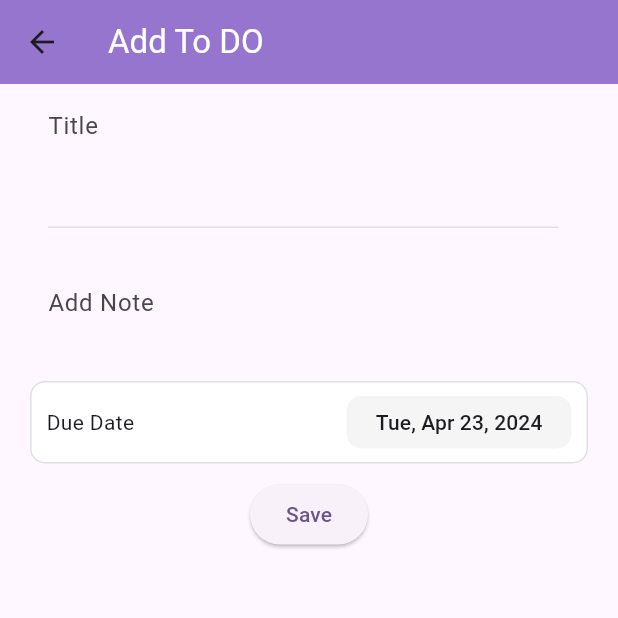
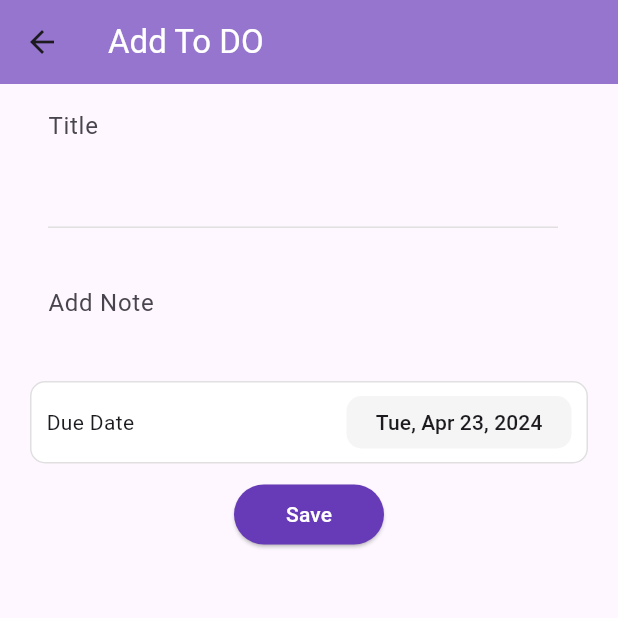
Before and after one commit to ahtsaa29/reorderable_todo, a Flutter app: the screen it shows after launch, after a tap on the "add" icon, on a phone screen of 412 x 824 dp, the top half of it. Run offline on Flutter 3.47's test engine with Material 3 defaults, Android fonts, the phone set to English and light mode, and no system bars; our stand-ins replace hive, hive_flutter, lottie; missing offline and left inert: animated_reorderable_list, xid; accounts and stored records are empty.

Commit message:
final input

```diff
--- /dev/null
+++ b/lib/constants/app_color.dart
@@ -0,0 +1,3 @@
+class AppColor {
+  // Color appbarColor;
+}
--- a/lib/data_store/data_store.dart
+++ b/lib/data_store/data_store.dart
@@ -1,4 +1,3 @@
-import 'dart:developer';
 import 'package:flutter/material.dart';
 import 'package:hive/hive.dart';
 import 'package:orderable_todo/data_store/hive_store.dart';
@@ -17,6 +16,5 @@ class DataStore {
 
   void addItem(TodoModel item) {
     itemsNotifier.value = [...items, item];
-    log(itemsNotifier.value.length.toString());
   }
 }
--- a/lib/main.dart
+++ b/lib/main.dart
@@ -1,12 +1,11 @@
-// ignore_for_file: overridden_fields, annotate_overrides
-
-import 'dart:developer';
+// ignore_for_file: overridden_fields
 
 import 'package:flutter/material.dart';
 import 'package:hive_flutter/hive_flutter.dart';
 import 'package:orderable_todo/data_store/data_store.dart';
 import 'package:orderable_todo/data_store/hive_store.dart';
 import 'package:orderable_todo/models/todo_model.dart';
+import 'package:orderable_todo/provider/theme_provider.dart';
 import 'package:orderable_todo/provider/todo_provider.dart';
 import 'package:orderable_todo/views/pages/main_page.dart';
 import 'package:provider/provider.dart';
@@ -14,9 +13,8 @@ import 'package:provider/provider.dart';
 void main() async {
   await Hive.initFlutter();
   Hive.registerAdapter<TodoModel>(TodoAdapter());
-  Box<TodoModel> box = await Hive.openBox<TodoModel>(HiveDataStore.boxName);
+  await Hive.openBox<TodoModel>(HiveDataStore.boxName);
   await Hive.openBox('settings');
-  log(box.toString());
   DataStore().getItems();
   runApp(BaseWidget(child: const MyApp()));
 }
@@ -26,8 +24,11 @@ class MyApp extends StatelessWidget {
 
   @override
   Widget build(BuildContext context) {
-    return ChangeNotifierProvider(
-      create: ((context) => TodoProvider()),
+    return MultiProvider(
+      providers: [
+        ChangeNotifierProvider(create: (_) => TodoProvider()),
+        ChangeNotifierProvider(create: (_) => ThemeProvider()),
+      ],
       child: ValueListenableBuilder(
           valueListenable: Hive.box('settings').listenable(),
           builder: (context, box, child) {
@@ -52,6 +53,7 @@ class MyApp extends StatelessWidget {
 class BaseWidget extends InheritedWidget {
   BaseWidget({super.key, required this.child}) : super(child: child);
   final HiveDataStore dataStore = HiveDataStore();
+  @override
   final Widget child;
 
   static BaseWidget of(BuildContext context) {
--- /dev/null
+++ b/lib/provider/theme_provider.dart
@@ -0,0 +1,15 @@
+import 'package:flutter/material.dart';
+
+class ThemeProvider extends ChangeNotifier {
+  ThemeData _theme = ThemeData.light();
+  ThemeData get theme => _theme;
+  void toggleTheme() {
+    final isDark = _theme == ThemeData.dark();
+    if (isDark) {
+      _theme = ThemeData.dark();
+    } else {
+      _theme = ThemeData.light();
+    }
+    notifyListeners();
+  }
+}
--- a/lib/provider/todo_provider.dart
+++ b/lib/provider/todo_provider.dart
@@ -5,13 +5,10 @@ import 'package:orderable_todo/models/status.dart';
 import 'package:orderable_todo/models/todo_model.dart';
 
 class TodoProvider with ChangeNotifier {
-  // Initialize an empty list of tasks
   final List<TodoModel> _todos = [];
 
-  // Get all the tasks as an UnmodifiableListView
   UnmodifiableListView<TodoModel> get allTasks => UnmodifiableListView(_todos);
 
-  // Add a new task
   void addToDo(
       int index, String taskTitle, String taskDetail, DateTime dueDate) {
     _todos.add(TodoModel.create(
--- a/lib/views/pages/add_todo.dart
+++ b/lib/views/pages/add_todo.dart
@@ -1,6 +1,5 @@
 // ignore_for_file: unused_local_variable
 
-import 'dart:developer';
 import 'package:flutter/material.dart';
 import 'package:hive_flutter/hive_flutter.dart';
 import 'package:intl/intl.dart';
@@ -8,11 +7,10 @@ import 'package:orderable_todo/main.dart';
 import 'package:orderable_todo/models/status.dart';
 import 'package:orderable_todo/models/todo_model.dart';
 
-// ignore: must_be_immutable
 class AddToDo extends StatefulWidget {
-  Box<TodoModel> box;
+  final Box<TodoModel> box;
   final TodoModel? todo;
-  AddToDo({
+  const AddToDo({
     required this.box,
     super.key,
     this.todo,
@@ -31,9 +29,7 @@ class _AddToDoState extends State<AddToDo> {
   @override
   void initState() {
     if (widget.todo != null) {
-      log("not null");
       selectedDate = widget.todo!.dueDate;
-      log(selectedDate.toString());
       titleController!.text = widget.todo!.title;
       detailController!.text = widget.todo!.detail;
     } else {
@@ -98,9 +94,15 @@ class _AddToDoState extends State<AddToDo> {
     String? title;
     String? subtitle;
     DateTime? date;
+    return SafeArea(
+      child: ValueListenableBuilder(
+          valueListenable: Hive.box('settings').listenable(),
+          builder: (context, box, child) {
+            final isDark = box.get('isDark', defaultValue: false);
             return Scaffold(
               appBar: AppBar(
-        backgroundColor: Colors.deepPurple.shade300,
+                backgroundColor:
+                    isDark ? Colors.deepPurple : Colors.deepPurple.shade300,
                 title: const Text(
                   "Add To DO",
                   style: TextStyle(color: Colors.white),
@@ -119,14 +121,17 @@ class _AddToDoState extends State<AddToDo> {
                           controller: titleController,
                           maxLines: 3,
                           cursorHeight: 20,
-                  style: const TextStyle(color: Colors.black),
+                          style: TextStyle(
+                              color: isDark ? Colors.white : Colors.black),
                           decoration: InputDecoration(
                             hintText: "Title",
                             enabledBorder: UnderlineInputBorder(
-                      borderSide: BorderSide(color: Colors.grey.shade300),
+                              borderSide:
+                                  BorderSide(color: Colors.grey.shade300),
                             ),
                             focusedBorder: UnderlineInputBorder(
-                      borderSide: BorderSide(color: Colors.grey.shade300),
+                              borderSide:
+                                  BorderSide(color: Colors.grey.shade300),
                             ),
                           ),
                           onFieldSubmitted: (value) {
@@ -185,8 +190,9 @@ class _AddToDoState extends State<AddToDo> {
                         width: double.infinity,
                         height: 55,
                         decoration: BoxDecoration(
-                  color: Colors.white,
-                  border: Border.all(color: Colors.grey.shade300, width: 1),
+                          color: isDark ? Colors.deepPurple : Colors.white,
+                          border:
+                              Border.all(color: Colors.grey.shade300, width: 1),
                           borderRadius: BorderRadius.circular(10),
                         ),
                         child: Row(
@@ -205,7 +211,10 @@ class _AddToDoState extends State<AddToDo> {
                               height: 35,
                               decoration: BoxDecoration(
                                 borderRadius: BorderRadius.circular(10),
-                          color: Colors.grey.shade100),
+                                color: isDark
+                                    ? Colors.deepPurple[300]
+                                    : Colors.grey.shade100,
+                              ),
                               child: Center(
                                 child: Text(
                                   showDate(widget.todo != null
@@ -238,7 +247,8 @@ class _AddToDoState extends State<AddToDo> {
                           height: 55,
                           decoration: BoxDecoration(
                             color: Colors.white,
-                    border: Border.all(color: Colors.grey.shade300, width: 1),
+                            border: Border.all(
+                                color: Colors.grey.shade300, width: 1),
                             borderRadius: BorderRadius.circular(10),
                           ),
                           child: Row(
@@ -253,7 +263,8 @@ class _AddToDoState extends State<AddToDo> {
                               Expanded(child: Container()),
                               DropdownButton<status>(
                                 value: status.values.firstWhere(
-                          (value) => value.toString() == widget.todo!.status,
+                                  (value) =>
+                                      value.toString() == widget.todo!.status,
                                   orElse: () => status.inProgress,
                                 ),
                                 items: status.values.map((status value) {
@@ -267,8 +278,8 @@ class _AddToDoState extends State<AddToDo> {
                                 }).toList(),
                                 onChanged: (status? newValue) {
                                   setState(() {
-                            widget.todo!.status =
-                                newValue!.toString(); // Update selected status
+                                    widget.todo!.status = newValue!
+                                        .toString(); // Update selected status
                                   });
                                 },
                               )
@@ -276,17 +287,25 @@ class _AddToDoState extends State<AddToDo> {
                           ),
                         ),
                       ),
-            ElevatedButton(
+                    SizedBox(
+                      width: 100,
+                      child: ElevatedButton(
+                          style: ButtonStyle(
+                              backgroundColor:
+                                  MaterialStateProperty.all(Colors.deepPurple)),
                           onPressed: () {
                             if (widget.todo == null) {
                               int index = widget.box.length;
-                    log("index :: $index");
                               if (titleController!.text.isEmpty) {
-                      ScaffoldMessenger.of(context).showSnackBar(const SnackBar(
-                          content: Text("Please Provide a Title")));
+                                ScaffoldMessenger.of(context).showSnackBar(
+                                    const SnackBar(
+                                        content:
+                                            Text("Please Provide a Title")));
                               } else if (detailController!.text.isEmpty) {
-                      ScaffoldMessenger.of(context).showSnackBar(const SnackBar(
-                          content: Text("Please Provide a detail")));
+                                ScaffoldMessenger.of(context).showSnackBar(
+                                    const SnackBar(
+                                        content:
+                                            Text("Please Provide a detail")));
                               } else {
                                 TodoModel todo = TodoModel.create(
                                   index: index++,
@@ -295,10 +314,14 @@ class _AddToDoState extends State<AddToDo> {
                                   dueDate: selectedDate!,
                                   status: status.uncompleted.toString(),
                                 );
-                      BaseWidget.of(context).dataStore.addTodo(todo: todo);
+                                BaseWidget.of(context)
+                                    .dataStore
+                                    .addTodo(todo: todo);
                                 Navigator.of(context).pop();
-                      ScaffoldMessenger.of(context).showSnackBar(const SnackBar(
-                          content: Text("Todo Added Successfully")));
+                                ScaffoldMessenger.of(context).showSnackBar(
+                                    const SnackBar(
+                                        content:
+                                            Text("Todo Added Successfully")));
                               }
                             } else {
                               TodoModel todo = TodoModel.create(
@@ -308,16 +331,26 @@ class _AddToDoState extends State<AddToDo> {
                                 dueDate: selectedDate!,
                                 status: widget.todo!.status,
                               );
-                    BaseWidget.of(context).dataStore.updateTodo(todo: todo);
+                              BaseWidget.of(context)
+                                  .dataStore
+                                  .updateTodo(todo: todo);
                               Navigator.of(context).pop();
-                    ScaffoldMessenger.of(context).showSnackBar(const SnackBar(
-                        content: Text("Todo Updated Successfully")));
+                              ScaffoldMessenger.of(context).showSnackBar(
+                                  const SnackBar(
+                                      content:
+                                          Text("Todo Updated Successfully")));
                             }
                           },
-                child: Text(widget.todo != null ? "Update" : "Save"))
+                          child: Text(
+                            widget.todo != null ? "Update" : "Save",
+                            style: const TextStyle(color: Colors.white),
+                          )),
+                    )
                   ],
                 ),
               ),
             );
+          }),
+    );
   }
 }
--- a/lib/views/pages/main_page.dart
+++ b/lib/views/pages/main_page.dart
@@ -1,4 +1,3 @@
-import 'dart:developer';
 import 'package:flutter/material.dart';
 import 'package:animated_reorderable_list/animated_reorderable_list.dart';
 import 'package:hive_flutter/hive_flutter.dart';
@@ -6,8 +5,10 @@ import 'package:lottie/lottie.dart';
 import 'package:orderable_todo/data_store/data_store.dart';
 import 'package:orderable_todo/main.dart';
 import 'package:orderable_todo/models/todo_model.dart';
+import 'package:orderable_todo/provider/theme_provider.dart';
 import 'package:orderable_todo/views/pages/add_todo.dart';
 import 'package:orderable_todo/views/widgets/todo_tile.dart';
+import 'package:provider/provider.dart';
 import 'package:xid/xid.dart';
 
 class MainPage extends StatefulWidget {
@@ -36,6 +37,9 @@ class _MainPageState extends State<MainPage> with TickerProviderStateMixin {
 
   @override
   Widget build(BuildContext context) {
+    final provider = Provider.of<ThemeProvider>(context);
+
+    @override
     List<TodoModel> sort(List<TodoModel> tosort) {
       tosort.sort((a, b) => a.dueDate.compareTo(b.dueDate));
 
@@ -44,6 +48,7 @@ class _MainPageState extends State<MainPage> with TickerProviderStateMixin {
       return sorted;
     }
 
+    return Builder(builder: (context) {
       return ValueListenableBuilder(
         valueListenable: BaseWidget.of(context).dataStore.listenToTodo(),
         builder: (ctx, Box<TodoModel> box, Widget? child) {
@@ -52,8 +57,16 @@ class _MainPageState extends State<MainPage> with TickerProviderStateMixin {
           // todos.sort((a, b) => a.dueDate.compareTo(b.dueDate));
 
           return SafeArea(
-          child: Scaffold(
+            child: ValueListenableBuilder(
+                valueListenable: Hive.box('settings').listenable(),
+                builder: (context, setbox, child) {
+                  final isDark = setbox.get('isDark', defaultValue: false);
+
+                  return Scaffold(
                     floatingActionButton: FloatingActionButton(
+                      backgroundColor: isDark
+                          ? Colors.deepPurple
+                          : Colors.deepPurple.shade300,
                       onPressed: () {
                         Navigator.of(context).push(MaterialPageRoute(
                           builder: (context) => AddToDo(box: box),
@@ -62,7 +75,9 @@ class _MainPageState extends State<MainPage> with TickerProviderStateMixin {
                       child: const Icon(Icons.add),
                     ),
                     appBar: AppBar(
-              backgroundColor: Colors.deepPurple.shade300,
+                      backgroundColor: isDark
+                          ? Colors.deepPurple
+                          : Colors.deepPurple.shade300,
                       title: const Text(
                         "My To DO",
                         style: TextStyle(color: Colors.white),
@@ -77,8 +92,8 @@ class _MainPageState extends State<MainPage> with TickerProviderStateMixin {
                                         valueListenable:
                                             Hive.box('settings').listenable(),
                                         builder: (context, box, child) {
-                                  final isDark =
-                                      box.get('isDark', defaultValue: false);
+                                          final isDark = box.get('isDark',
+                                              defaultValue: false);
                                           return AlertDialog(
                                             title: const Text("Theme"),
                                             content: SizedBox(
@@ -91,18 +106,24 @@ class _MainPageState extends State<MainPage> with TickerProviderStateMixin {
                                                           value: true,
                                                           groupValue: isDark,
                                                           onChanged: (val) {
-                                                    log(val.toString());
                                                             setState(() {
-                                                      // isDark = true;
-                                                      box.put('isDark', val);
+                                                              box.put('isDark',
+                                                                  val);
+                                                              provider
+                                                                  .toggleTheme();
                                                             });
-                                                    Navigator.of(context).pop();
+                                                            Navigator.of(
+                                                                    context)
+                                                                .pop();
                                                           }),
-                                              const Text(
+                                                      Text(
                                                         "Dark Theme",
                                                         style: TextStyle(
-                                                  fontWeight: FontWeight.w500,
-                                                  color: Color(0xff1F201E),
+                                                          fontWeight:
+                                                              FontWeight.w500,
+                                                          color: isDark
+                                                              ? Colors.white
+                                                              : Colors.black,
                                                           fontSize: 14,
                                                         ),
                                                       ),
@@ -114,18 +135,24 @@ class _MainPageState extends State<MainPage> with TickerProviderStateMixin {
                                                           value: false,
                                                           groupValue: isDark,
                                                           onChanged: (val) {
-                                                    log(val.toString());
-
                                                             setState(() {
-                                                      box.put('isDark', val);
+                                                              box.put('isDark',
+                                                                  val);
+                                                              provider
+                                                                  .toggleTheme();
                                                             });
-                                                    Navigator.of(context).pop();
+                                                            Navigator.of(
+                                                                    context)
+                                                                .pop();
                                                           }),
-                                              const Text(
+                                                      Text(
                                                         "Light Theme",
                                                         style: TextStyle(
-                                                  fontWeight: FontWeight.w500,
-                                                  color: Color(0xff1F201E),
+                                                          fontWeight:
+                                                              FontWeight.w500,
+                                                          color: isDark
+                                                              ? Colors.white
+                                                              : Colors.black,
                                                           fontSize: 14,
                                                         ),
                                                       ),
@@ -170,79 +197,32 @@ class _MainPageState extends State<MainPage> with TickerProviderStateMixin {
                                 TodoModel item;
                                 if (newIndex < oldIndex) {
                                   item = todos[oldIndex];
-                          ranges = todos.getRange(newIndex, oldIndex).toList();
+                                  ranges = todos
+                                      .getRange(newIndex, oldIndex)
+                                      .toList();
                                   todos.removeRange(newIndex, oldIndex);
                                   todos.add(item);
-                          todos.replaceRange(newIndex + 1, -1, ranges);
+                                  todos.replaceRange(
+                                      newIndex + 1, items.length, ranges);
                                 } else {
                                   item = todos[newIndex];
 
-                          ranges = todos.getRange(oldIndex, newIndex).toList();
+                                  ranges = todos
+                                      .getRange(oldIndex, newIndex)
+                                      .toList();
                                   todos.removeRange(oldIndex, newIndex);
-                          todos.replaceRange(newIndex, -1, ranges);
+                                  todos.replaceRange(
+                                      newIndex, items.length, ranges);
                                   todos.add(item);
                                 }
-
-                        for (var i in ranges) {
-                          log(i.title);
-                        }
-
-                        // setState(() {});
                               },
-
-                      // onReorder: (oldIndex, newIndex) {
-                      //   setState(() {
-                      //     // Get the item at the old index
-                      //     final item = box.getAt(oldIndex);
-
-                      //     // If oldIndex is greater than newIndex, shift items between newIndex and oldIndex up by one index
-                      //     if (oldIndex > newIndex) {
-                      //       for (int i = oldIndex; i > newIndex; i--) {
-                      //         final previousItem = box.getAt(i - 1);
-                      //         box.putAt(i, previousItem!);
-                      //       }
-                      //     }
-                      //     // If oldIndex is less than newIndex, shift items between oldIndex and newIndex down by one index
-                      //     else if (oldIndex < newIndex) {
-                      //       for (int i = oldIndex; i < newIndex; i++) {
-                      //         final nextItem = box.getAt(i + 1);
-                      //         box.putAt(i, nextItem!);
-                      //       }
-                      //     }
-
-                      //     // Insert the item at the new index
-                      //     box.putAt(newIndex, item!);
-                      //   });
-                      // },
-
-                      // onReorder: (oldIndex, newIndex) {
-                      //   setState(() {
-                      //     final oldItem = box.getAt(oldIndex);
-                      //     final newItem = box.getAt(newIndex);
-                      //     final firstKey = oldItem!.key;
-                      //     final secondKey = newItem!.key;
-                      //     oldItem.key = firstKey;
-                      //     newItem.key = secondKey;
-
-                      //     // here you just swap this box item, oldIndex <> newIndex
-
-                      //     box.putAt(oldIndex, newItem);
-                      //     box.putAt(newIndex, oldItem);
-                      //   });
-                      // },
-                      //                   onReorder: (int oldIndex, int newIndex) {
-                      //                     setState(() {
-                      //                       final TodoModel item = items.removeAt(oldIndex);
-                      //                       items.insert(
-                      //                           newIndex > oldIndex ? newIndex - 1 : newIndex,
-                      //                           item);
-                      //                     });
-                      // },
-                    ),
                             ),
                     ),
                   );
+                }),
+          );
         },
       );
+    });
   }
 }
```
Also changed, not shown: lib/data_store/hive_store.dart (+2 -8 lines), lib/views/pages/todo_view.dart (+23 -17 lines), lib/views/widgets/todo_tile.dart (+14 -8 lines). Lines whose indentation alone changed are shown as unchanged.
